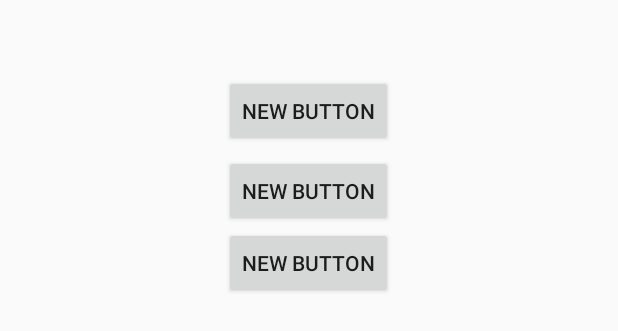
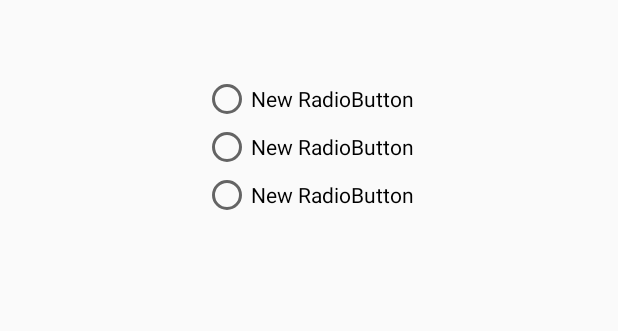
Before and after one commit to SilverMoonLight/StoryBuilder, an Android app: the layout dialog_choice.xml on its own in the app's theme, with its tools: preview values and no code run, on a phone screen of 412 x 824 dp. Shown: the top 331 px of the screen. Run offline under Robolectric (Android 15) with nearby library versions, the phone set to English and light mode, and no system bars.

Commit message:
score system

```diff
--- a/app/src/main/java/jonathan/storybuilder/CompleteStories.java
+++ b/app/src/main/java/jonathan/storybuilder/CompleteStories.java
@@ -6,6 +6,7 @@ import android.database.Cursor;
 import android.database.sqlite.SQLiteDatabase;
 import android.os.Parcel;
 import android.os.Parcelable;
+import android.util.Log;
 
 import java.util.ArrayList;
 import java.util.List;
@@ -25,11 +26,13 @@ public class CompleteStories {
         if(sCompleteStories == null) {
             sCompleteStories = new CompleteStories(context);
         }
+
         return sCompleteStories;
     }
 
     private CompleteStories(Context context) {
         mContext = context;
+
         mDatabase = new StoryBaseHelper(mContext).getWritableDatabase();
     }
 
--- a/app/src/main/java/jonathan/storybuilder/MainMenuAdapter.java
+++ b/app/src/main/java/jonathan/storybuilder/MainMenuAdapter.java
@@ -27,7 +27,6 @@ public class MainMenuAdapter extends RecyclerView.Adapter<MainMenuAdapter.StoryH
         mStories = stories;
         mContext = context;
         mAnswerList = answerList;
-
 
     }
 
--- a/app/src/main/java/jonathan/storybuilder/StoryActivity.java
+++ b/app/src/main/java/jonathan/storybuilder/StoryActivity.java
@@ -28,6 +28,7 @@ public class StoryActivity extends AppCompatActivity {
     String mTitle;
     List<CompleteStory> mCompleteStoryList;
 
+
     private ViewPager mViewPager;
 
     public static Intent newIntent(Context packageContext, String title, AnswerList mAnswers, Stories mStoryList) {
@@ -36,7 +37,6 @@ public class StoryActivity extends AppCompatActivity {
         Bundle bundle = new Bundle();
         bundle.putParcelable(MainMenuAdapter.ANSWERS, mAnswers);
         bundle.putParcelable(MainMenuAdapter.STORIES, mStoryList);
-
         intent.putExtras(bundle);
         intent.putExtra(TITLE, title);
         return intent;
@@ -49,7 +49,6 @@ public class StoryActivity extends AppCompatActivity {
 
         Bundle b = this.getIntent().getExtras();
         mTitle = this.getIntent().getStringExtra(TITLE);
-
         if(b != null) {
             mStories = b.getParcelable(MainMenuAdapter.STORIES);
             mAnswerList = b.getParcelable(MainMenuAdapter.ANSWERS);
--- a/app/src/main/java/jonathan/storybuilder/StoryBaseHelper.java
+++ b/app/src/main/java/jonathan/storybuilder/StoryBaseHelper.java
@@ -3,6 +3,7 @@ package jonathan.storybuilder;
 import android.content.Context;
 import android.database.sqlite.SQLiteDatabase;
 import android.database.sqlite.SQLiteOpenHelper;
+import android.util.Log;
 
 import jonathan.storybuilder.StoryDbSchema.StoryTable;
 
@@ -30,6 +31,7 @@ public class StoryBaseHelper extends SQLiteOpenHelper {
                         StoryTable.Cols.LINE5 + "," +
                         StoryTable.Cols.FINAL_LINE  + "," +
                         StoryTable.Cols.COMPLETE + ")" );
+
     }
 
     @Override
--- a/app/src/main/res/layout/activity_main.xml
+++ b/app/src/main/res/layout/activity_main.xml
@@ -5,8 +5,7 @@
     android:layout_width="match_parent"
     android:layout_height="match_parent"
     tools:context="jonathan.storybuilder.MainActivity"
-    android:background="#3fa9f5"
-    android:backgroundTint="#3fa9f5">
+    >
 
     <android.support.v7.widget.RecyclerView
         android:id="@+id/recyclerView"
--- a/app/src/main/res/layout/dialog_choice.xml
+++ b/app/src/main/res/layout/dialog_choice.xml
@@ -3,35 +3,37 @@
                 android:orientation="vertical"
                 android:layout_width="match_parent"
                 android:layout_height="match_parent">
-
-    <Button
+    <RadioGroup
         android:layout_width="wrap_content"
         android:layout_height="wrap_content"
-        android:text="New Button"
-        android:id="@+id/choice1"
-        android:layout_gravity="center_horizontal"
+        android:layout_centerHorizontal="true"
+        android:id="@+id/radioChoices">
+
+    <RadioButton
+        android:layout_width="wrap_content"
+        android:layout_height="wrap_content"
+        android:text="New RadioButton"
+        android:id="@+id/radioChoice1"
         android:layout_alignParentTop="true"
-        android:layout_alignLeft="@+id/choice3"
-        android:layout_alignStart="@+id/choice3"
+        android:layout_centerHorizontal="true"
         android:layout_marginTop="50dp"/>
 
-    <Button
+    <RadioButton
         android:layout_width="wrap_content"
         android:layout_height="wrap_content"
-        android:text="New Button"
-        android:id="@+id/choice2"
-        android:layout_gravity="right"
-        android:layout_below="@+id/choice3"
-        android:layout_alignLeft="@+id/choice3"
-        android:layout_alignStart="@+id/choice3"/>
+        android:text="New RadioButton"
+        android:id="@+id/radioChoice2"
+        android:layout_below="@+id/radioChoice1"
+        android:layout_centerHorizontal="true"/>
 
-    <Button
+    <RadioButton
         android:layout_width="wrap_content"
         android:layout_height="wrap_content"
-        android:text="New Button"
-        android:id="@+id/choice3"
-        android:layout_below="@+id/choice1"
-        android:layout_centerHorizontal="true"
-        android:layout_marginTop="5dp"/>
+        android:text="New RadioButton"
+        android:id="@+id/radioChoice3"
+        android:layout_below="@+id/radioChoice2"
+        android:layout_centerHorizontal="true"/>
+
+    </RadioGroup>
 
 </RelativeLayout>
--- a/app/src/main/res/layout/story_view.xml
+++ b/app/src/main/res/layout/story_view.xml
@@ -9,7 +9,7 @@
         android:layout_height="wrap_content"
         android:id="@+id/storyRecyclerView"
         android:layout_below="@+id/titleName"
-        ></android.support.v7.widget.RecyclerView>
+        android:clickable="false"></android.support.v7.widget.RecyclerView>
 
     <TextView
         android:layout_width="wrap_content"
--- a/app/src/main/res/menu/story_menu.xml
+++ b/app/src/main/res/menu/story_menu.xml
@@ -2,7 +2,10 @@
 <menu xmlns:android="http://schemas.android.com/apk/res/android"
       xmlns:app="http://schemas.android.com/apk/res-auto">
 
-
+    <item
+        android:id="@+id/score"
+        android:title="Score:"
+        app:showAsAction="always"/>
 
 
     <item
```
Also changed, not shown: app/src/main/java/jonathan/storybuilder/FinalDialog.java (+19 -8 lines), app/src/main/java/jonathan/storybuilder/MainActivity.java (+12 -1 lines), app/src/main/java/jonathan/storybuilder/MultiChoiceDialog.java (+62 -29 lines), app/src/main/java/jonathan/storybuilder/StoryDbSchema.java (+10 -0 lines), app/src/main/java/jonathan/storybuilder/StoryFragment.java (+18 -4 lines), app/src/main/res/layout/final_dialog.xml (+23 -10 lines), app/src/main/res/menu/main_menu.xml (+7 -1 lines).
